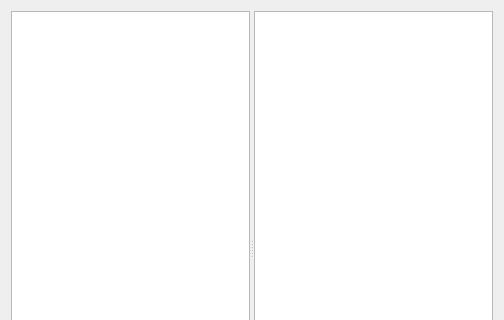
Above: python/plugins/processing/ui/DlgGetScriptsAndModels.ui from carsmie/QGIS before the change; both pictures show x 0 to 504 and y 0 to 320 of the 504 by 523 pixel window. Below: the same form after it.
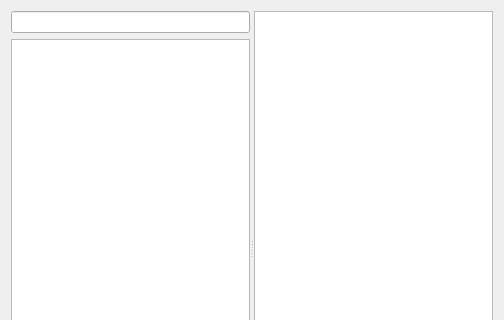
That is the form after the change. Custom widgets are drawn as their Qt base class.

Commit message: [FEATURE][processing] add search to Get Scripts and Models dialog (fix #12067)

```diff
--- a/python/plugins/processing/ui/DlgGetScriptsAndModels.ui
+++ b/python/plugins/processing/ui/DlgGetScriptsAndModels.ui
@@ -19,6 +19,16 @@
      <property name="orientation">
       <enum>Qt::Horizontal</enum>
      </property>
+     <widget class="QWidget" name="">
+      <layout class="QVBoxLayout" name="verticalLayout">
+       <item>
+        <widget class="QgsFilterLineEdit" name="leFilter">
+         <property name="qgisRelation" stdset="0">
+          <string notr="true"/>
+         </property>
+        </widget>
+       </item>
+       <item>
      <widget class="QTreeWidget" name="tree">
       <property name="selectionMode">
        <enum>QAbstractItemView::SingleSelection</enum>
@@ -47,6 +57,9 @@
        </property>
       </column>
      </widget>
+       </item>
+      </layout>
+     </widget>
      <widget class="QTextEdit" name="txtHelp"/>
     </widget>
    </item>
@@ -96,6 +109,13 @@
    </item>
   </layout>
  </widget>
+ <customwidgets>
+  <customwidget>
+   <class>QgsFilterLineEdit</class>
+   <extends>QLineEdit</extends>
+   <header>qgsfilterlineedit.h</header>
+  </customwidget>
+ </customwidgets>
  <resources/>
  <connections/>
 </ui>
```
Lines whose indentation alone changed are shown as unchanged. The commit also changes 1 other file.
